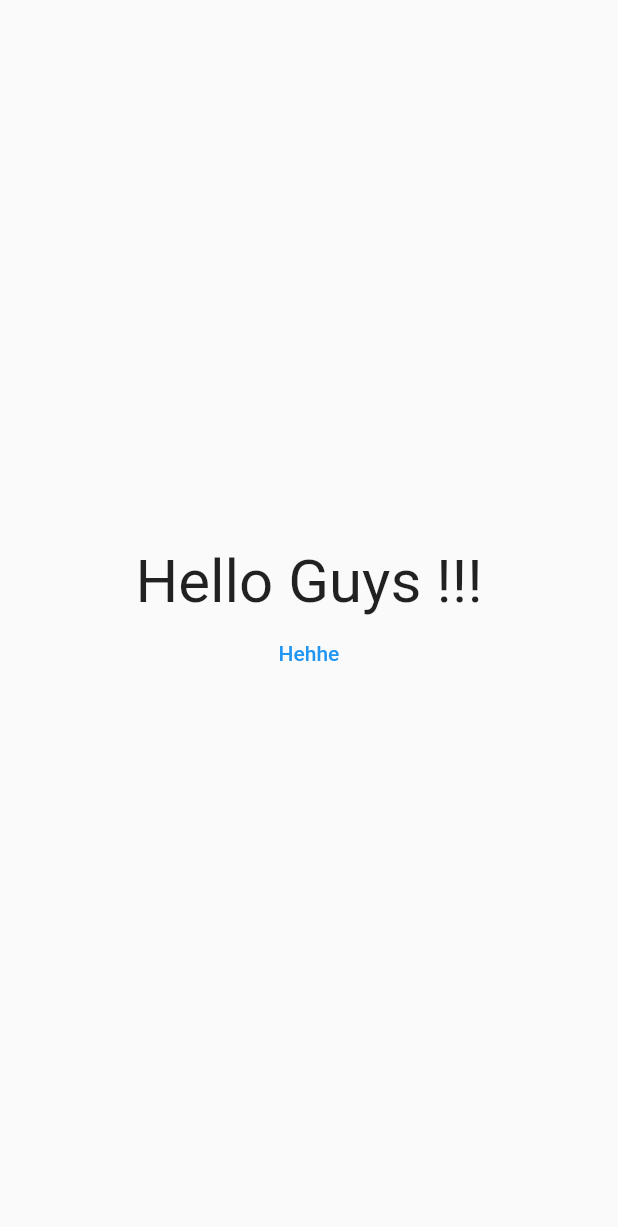
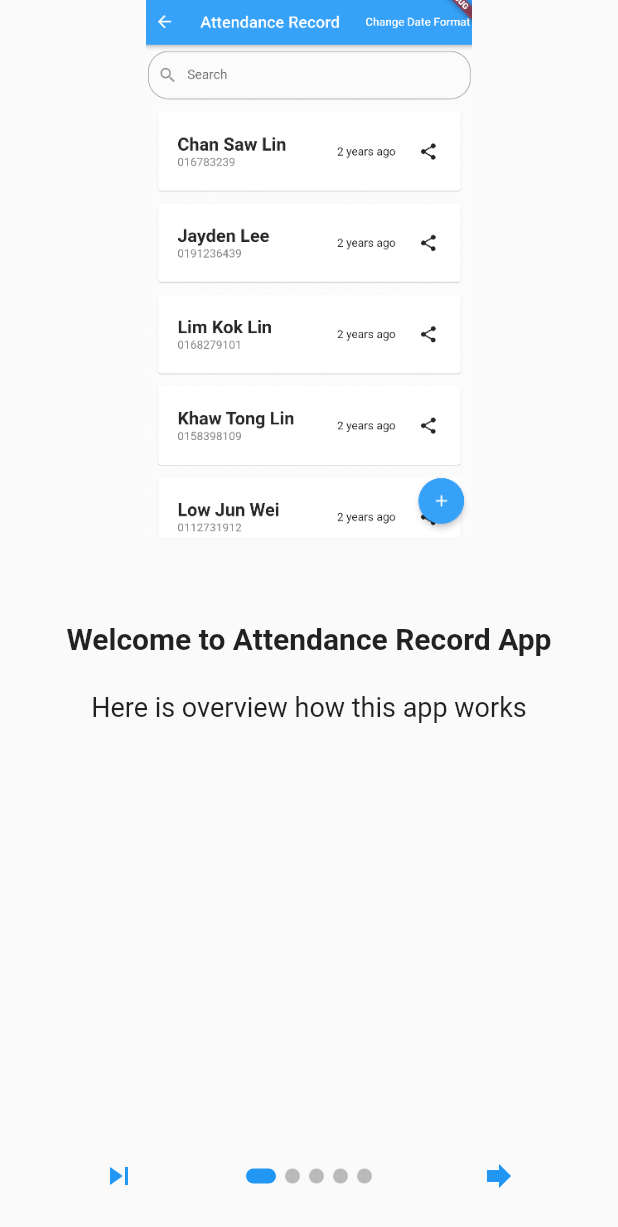
Before and after one commit to ahmdirfnz/Attendance-Record, a Flutter app: the screen it shows after launch, on a phone screen of 412 x 824 dp. Shown: the top 1227 px of the screen. Run offline on Flutter 3.47's test engine with Material 2 defaults, Android fonts, the phone set to English and light mode, and no system bars; drawn by our look-alikes of introduction_screen; our stand-ins replace shared_preferences, timeago; missing offline and left inert: social_share.

Commit message:
add onboarding screen

```diff
--- a/lib/main.dart
+++ b/lib/main.dart
@@ -24,6 +24,7 @@ class _MyAppState extends State<MyApp> {
     setState(() {
       _doneOnboarding = doneOnboarding;
     });
+    await prefs.setBool('done_onboarding', true);
   }
 
   @override
@@ -35,6 +36,7 @@ class _MyAppState extends State<MyApp> {
   @override
   Widget build(BuildContext context) {
     return MaterialApp(
+      debugShowCheckedModeBanner: false,
       title: 'Flutter Demo',
       theme: ThemeData(
 
--- a/lib/screens/home_screen.dart
+++ b/lib/screens/home_screen.dart
@@ -1,15 +1,12 @@
 import 'dart:convert';
-
 import 'package:attendance_record/components/add_dialog.dart';
 import 'package:attendance_record/helper/extensions.dart';
 import 'package:attendance_record/screens/detail_screen.dart';
 import 'package:flutter/cupertino.dart';
 import 'package:flutter/material.dart';
 import 'package:flutter/services.dart';
-import 'package:intl/intl.dart';
 import 'package:social_share/social_share.dart';
 import 'package:timeago/timeago.dart' as timeago;
-
 import 'package:shared_preferences/shared_preferences.dart';
 
 import '../model/attendee.dart';
@@ -113,10 +110,11 @@ class _HomeScreenState extends State<HomeScreen> {
   Widget build(BuildContext context) {
     return Scaffold(
       appBar: AppBar(
+        automaticallyImplyLeading: false,
         actions: [
           TextButton(
             child: const Text(
-              'Change Format',
+              'Change Date Format',
               style: TextStyle(color: Colors.white),
             ),
             onPressed: () {
--- a/lib/screens/onboard_screen.dart
+++ b/lib/screens/onboard_screen.dart
@@ -1,4 +1,5 @@
 import 'package:flutter/material.dart';
+import 'package:introduction_screen/introduction_screen.dart';
 import 'package:shared_preferences/shared_preferences.dart';
 
 import 'home_screen.dart';
@@ -15,26 +16,88 @@ class _OnboardingScreenState extends State<OnboardingScreen> {
   void _updatePreferences() async {
     SharedPreferences prefs = await SharedPreferences.getInstance();
     prefs.setBool('done_onboarding', true);
-    Navigator.of(this.context).pushReplacement(MaterialPageRoute(builder: (BuildContext context) {
-      return HomeScreen();
+    Navigator.of(context).pushReplacement(MaterialPageRoute(builder: (BuildContext context) {
+      return const HomeScreen();
     }));
   }
 
   @override
   Widget build(BuildContext context) {
     return MaterialApp(
+      debugShowCheckedModeBanner: false,
         home: Scaffold(
-            body: SafeArea(
-                child:Center(
-                  child: Column(
-                    mainAxisAlignment: MainAxisAlignment.center,
-                    children: [
-                      Text('Hello Guys !!!', style: TextStyle(fontSize: 40),),
-                      TextButton(onPressed: _updatePreferences, child: Text('Hehhe'))
-                    ],
-                  ),
-                )
-            )
+            body: IntroductionScreen(
+              scrollPhysics: const BouncingScrollPhysics(), //Default is BouncingScrollPhysics
+              pages:  [
+                PageViewModel(
+                  title: 'Welcome to Attendance Record App',
+                  body: 'Here is overview how this app works',
+                  image: Center(
+                    child: Image.asset('assets/images/overview.png'),
+                  )
+                ),
+                PageViewModel(
+                  title: 'Detail Cards Info',
+                  body: 'Show details of User Attendance',
+                  image: Center(
+                    child: Image.asset('assets/images/card_details.png'),
+                  )
+                ),
+                PageViewModel(
+                  title: 'Add new user',
+                  body: 'Add new attendance list user',
+                    image: Center(
+                      child: Image.asset('assets/images/add_user.png'),
+                    )
+                ),
+                PageViewModel(
+                    title: 'Share contact phone',
+                    body: 'Share contact details to another app',
+                    image: Center(
+                      child: Image.asset('assets/images/share.png'),
+                    )
+                ),
+                PageViewModel(
+                    title: 'Search User',
+                    body: 'Search User based on name',
+                    image: Center(
+                      child: Image.asset('assets/images/search_user.png'),
+                    )
+                ),
+              ],
+              rawPages: const [
+                //If you don't want to use PageViewModel you can use this
+              ],
+              //If you provide both rawPages and pages parameter, pages will be used.
+              onChange: (e){
+                // When something changes
+              },
+              onDone: () {
+                Navigator.push(
+                    context,
+                    MaterialPageRoute(
+                        builder: (context) => const HomeScreen()
+                    )
+                );
+                // When done button is press
+              },
+              onSkip: () {
+                // You can also override onSkip callback
+              },
+              showSkipButton: true, //Is the skip button should be display
+              skip: const Icon(Icons.skip_next),
+              next: const Icon(Icons.forward),
+              done: const Text("Done", style: TextStyle(fontWeight: FontWeight.w600)),
+
+              dotsDecorator: DotsDecorator(
+                  size: const Size.square(10.0),
+                  activeSize: const Size(20.0, 10.0),
+                  activeColor: Theme.of(context).progressIndicatorTheme.color,
+                  color: Colors.black26,
+                  spacing: const EdgeInsets.symmetric(horizontal: 3.0),
+                  activeShape: RoundedRectangleBorder(
+                      borderRadius: BorderRadius.circular(25.0))),
+            ),
         )
     );
   }
--- a/pubspec.yaml
+++ b/pubspec.yaml
@@ -43,6 +43,7 @@ dependencies:
   fluttertoast: ^8.1.2
   after_layout: ^1.2.0
   social_share: ^2.3.1
+  introduction_screen: ^3.1.1
 
 dev_dependencies:
   flutter_test:
@@ -69,6 +70,7 @@ flutter:
   # To add assets to your application, add an assets section, like this:
   assets:
     - assets/attendance_dataset/attendance.json
+    - assets/images/
 
   # An image asset can refer to one or more resolution-specific "variants", see
   # https://flutter.dev/assets-and-images/#resolution-aware
```
Also changed, not shown: lib/screens/detail_screen.dart (+31 -3 lines), assets/images/add_user.png (added), assets/images/card_details.png (added), assets/images/change_data_format.png (added), assets/images/overview.png (added), assets/images/search_user.png (added), assets/images/share.png (added), pubspec.lock.
